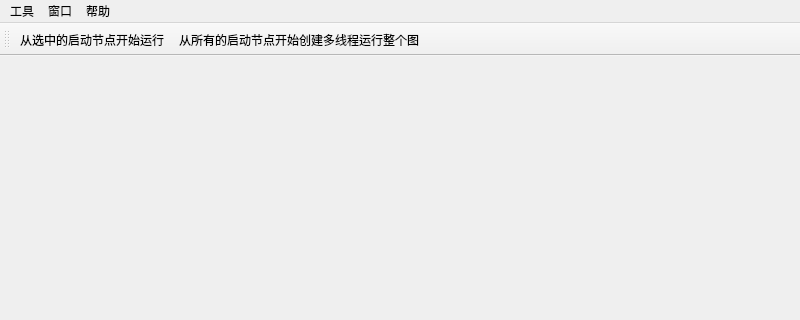
This is ui/mainwindow.ui in laoxue888/GraphExecuter as Qt 5 draws it before an edit; both pictures show x 0 to 800 and y 0 to 320 of the 800 by 622 pixel window. The edited form follows.
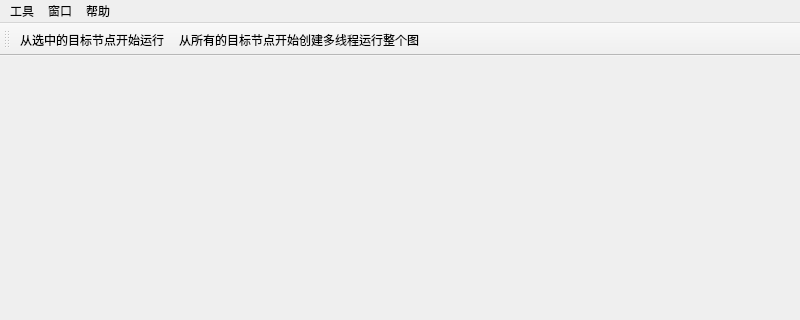
This is the edited form.

The edit to the form file:
```diff
--- a/ui/mainwindow.ui
+++ b/ui/mainwindow.ui
@@ -214,7 +214,7 @@
     <property name="title">
      <string>工具</string>
     </property>
-    <addaction name="actionexetute_from_start_node"/>
+    <addaction name="actionexetute_from_goal_node"/>
     <addaction name="actionexecute_graph"/>
    </widget>
    <addaction name="menuTools"/>
@@ -231,7 +231,7 @@
    <attribute name="toolBarBreak">
     <bool>false</bool>
    </attribute>
-   <addaction name="actionexetute_from_start_node"/>
+   <addaction name="actionexetute_from_goal_node"/>
    <addaction name="actionexecute_graph"/>
   </widget>
   <action name="actionCheck_for_updates">
@@ -285,10 +285,10 @@
     <string>运行整图</string>
    </property>
    <property name="iconText">
-    <string>从所有的启动节点开始创建多线程运行整个图</string>
+    <string>从所有的目标节点开始创建多线程运行整个图</string>
    </property>
    <property name="toolTip">
-    <string>从所有的启动节点开始创建多线程运行整个图</string>
+    <string>从所有的目标节点开始创建多线程运行整个图</string>
    </property>
   </action>
   <action name="actionWindow2">
@@ -296,15 +296,15 @@
     <string>窗口2</string>
    </property>
   </action>
-  <action name="actionexetute_from_start_node">
+  <action name="actionexetute_from_goal_node">
    <property name="text">
-    <string>选中启动节点运行</string>
+    <string>选中目标节点运行</string>
    </property>
    <property name="iconText">
-    <string>从选中的启动节点开始运行</string>
+    <string>从选中的目标节点开始运行</string>
    </property>
    <property name="toolTip">
-    <string>从选中的启动节点开始运行</string>
+    <string>从选中的目标节点开始运行</string>
    </property>
   </action>
  </widget>
```
